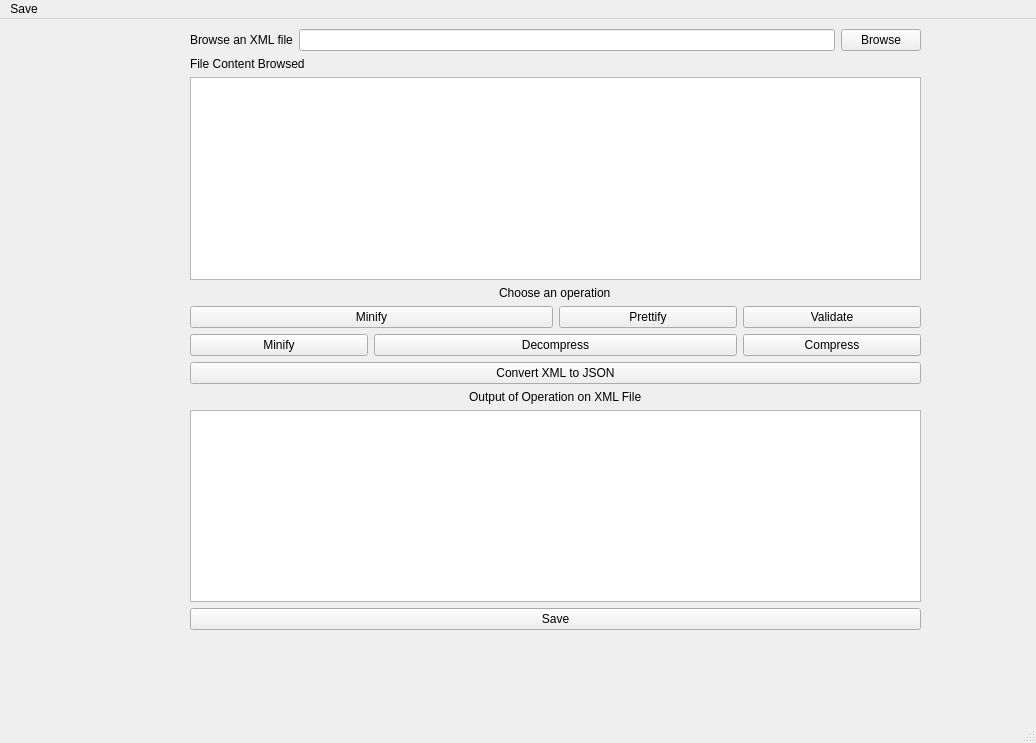
This is XMLEditor_GUI/mainwindow.ui in Nouran-Salah/XML-Editor as Qt 5 draws it before an edit. The edited form follows.
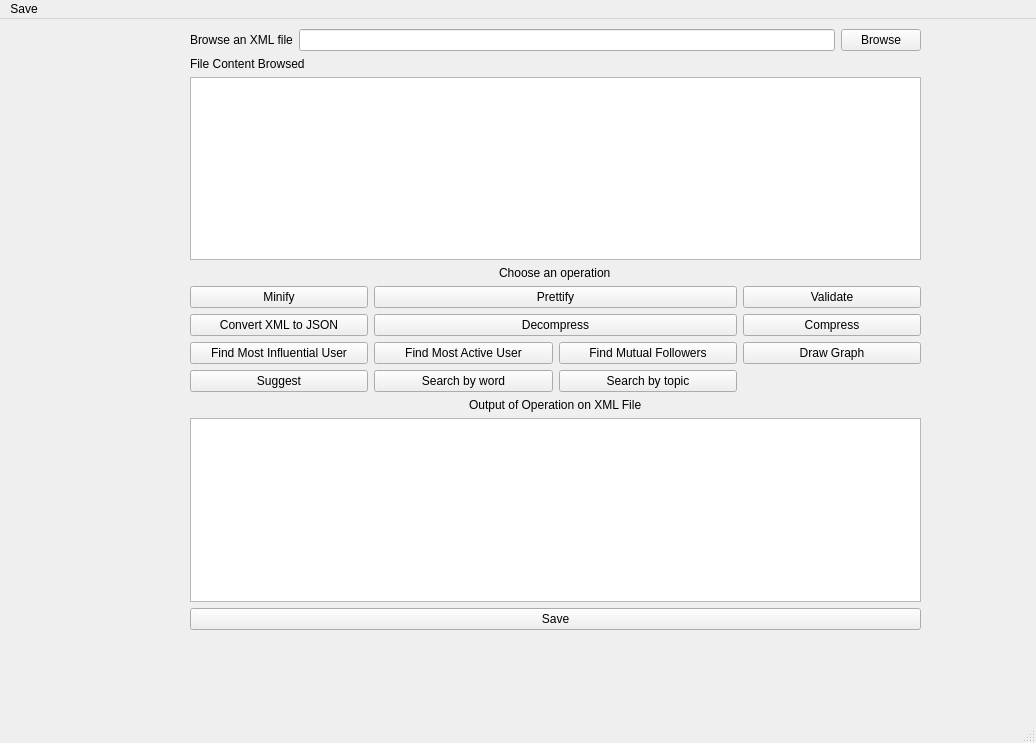
This is the edited form.

Commit message: Adding graph functions to GUI

The edit to the form file:
```diff
--- a/XMLEditor_GUI/mainwindow.ui
+++ b/XMLEditor_GUI/mainwindow.ui
@@ -66,22 +66,47 @@
        </item>
        <item>
         <layout class="QGridLayout" name="gridLayout">
-         <item row="2" column="0" colspan="4">
+         <item row="2" column="2">
+          <widget class="QPushButton" name="MutualFollowers">
+           <property name="text">
+            <string>Find Mutual Followers</string>
+           </property>
+          </widget>
+         </item>
+         <item row="1" column="0">
           <widget class="QPushButton" name="ConvertToJSON_Button">
            <property name="text">
             <string>Convert XML to JSON</string>
            </property>
           </widget>
          </item>
-         <item row="0" column="2">
+         <item row="0" column="0">
+          <widget class="QPushButton" name="Minify_Button">
+           <property name="text">
+            <string>Minify</string>
+           </property>
+          </widget>
+         </item>
+         <item row="0" column="1" colspan="2">
           <widget class="QPushButton" name="Prettify_Button">
            <property name="text">
             <string>Prettify</string>
            </property>
           </widget>
          </item>
-         <item row="4" column="0" colspan="4">
-          <widget class="QPlainTextEdit" name="plainTextEdit_2"/>
+         <item row="2" column="0">
+          <widget class="QPushButton" name="MostInfluential">
+           <property name="text">
+            <string>Find Most Influential User</string>
+           </property>
+          </widget>
+         </item>
+         <item row="4" column="0" colspan="4" alignment="Qt::AlignmentFlag::AlignHCenter">
+          <widget class="QLabel" name="OperationOutput">
+           <property name="text">
+            <string>Output of Operation on XML File</string>
+           </property>
+          </widget>
          </item>
          <item row="1" column="3">
           <widget class="QPushButton" name="Compress_Button">
@@ -90,20 +115,6 @@
            </property>
           </widget>
          </item>
-         <item row="1" column="0">
-          <widget class="QPushButton" name="Minify_Button_2">
-           <property name="text">
-            <string>Minify</string>
-           </property>
-          </widget>
-         </item>
-         <item row="0" column="3">
-          <widget class="QPushButton" name="Validate_Button">
-           <property name="text">
-            <string>Validate</string>
-           </property>
-          </widget>
-         </item>
          <item row="1" column="1" colspan="2">
           <widget class="QPushButton" name="Decompress_Button">
            <property name="text">
@@ -111,17 +122,48 @@
            </property>
           </widget>
          </item>
-         <item row="3" column="0" colspan="4" alignment="Qt::AlignmentFlag::AlignHCenter">
-          <widget class="QLabel" name="label_4">
+         <item row="2" column="3">
+          <widget class="QPushButton" name="pushButton_4">
            <property name="text">
-            <string>Output of Operation on XML File</string>
+            <string>Draw Graph</string>
            </property>
           </widget>
          </item>
-         <item row="0" column="0" colspan="2">
-          <widget class="QPushButton" name="Minify_Button">
+         <item row="2" column="1">
+          <widget class="QPushButton" name="MostActive">
            <property name="text">
-            <string>Minify</string>
+            <string>Find Most Active User</string>
+           </property>
+          </widget>
+         </item>
+         <item row="0" column="3">
+          <widget class="QPushButton" name="Validate_Button">
+           <property name="text">
+            <string>Validate</string>
+           </property>
+          </widget>
+         </item>
+         <item row="5" column="0" colspan="4">
+          <widget class="QPlainTextEdit" name="plainTextEdit_2"/>
+         </item>
+         <item row="3" column="0">
+          <widget class="QPushButton" name="Suggest">
+           <property name="text">
+            <string>Suggest</string>
+           </property>
+          </widget>
+         </item>
+         <item row="3" column="1">
+          <widget class="QPushButton" name="SearchByWord">
+           <property name="text">
+            <string>Search by word</string>
+           </property>
+          </widget>
+         </item>
+         <item row="3" column="2">
+          <widget class="QPushButton" name="SearchByTopic">
+           <property name="text">
+            <string>Search by topic</string>
            </property>
           </widget>
          </item>
```
The commit also changes 13 other files.
